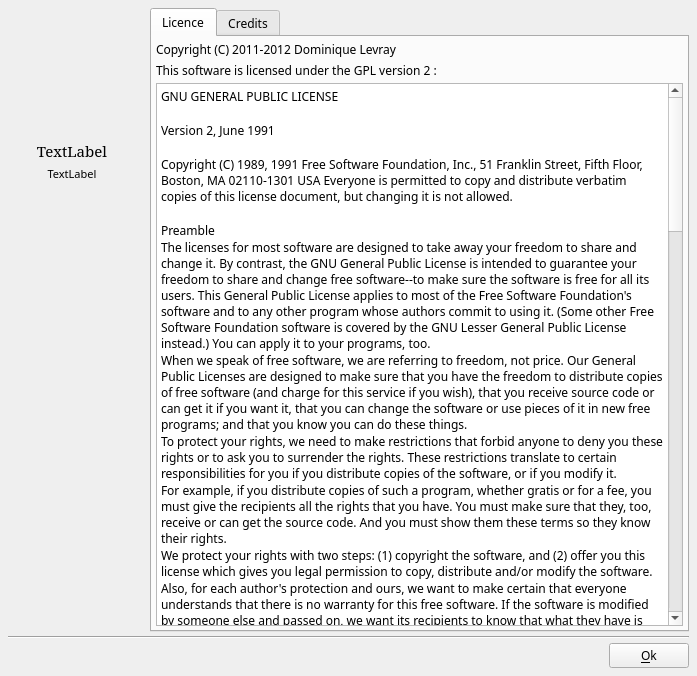
This is src/ffDiaporama/DlgAbout/DlgAbout.ui in boenki/ffdiaporama as Qt 5 draws it before an edit. The edited form follows.
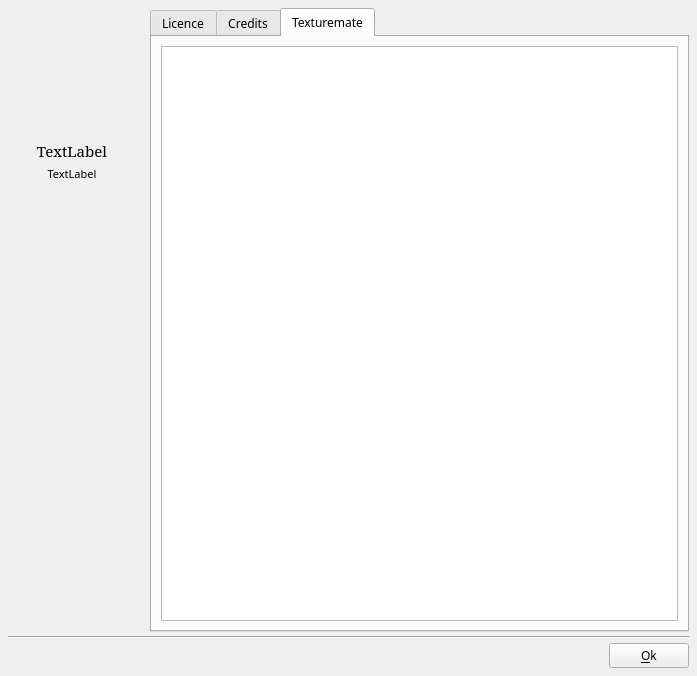
This is the edited form. Icons and pictures are not drawn.

Commit message: French version / Nouveautés : -Modifie les combo box de sélection d'une image depuis la librairie de fond d'écran dans les boites Arriere plan et Texte -Ne conserve plus les images de la librairie en mémoire => passage en LULO comme les photos -Création de l'addon ffDiaporama-texturemate -Modifie la boite A propos de pour afficher le readme.txt de l'addon ffDiaporama-texturemate

Diff of the .ui file:
```diff
--- a/src/ffDiaporama/DlgAbout/DlgAbout.ui
+++ b/src/ffDiaporama/DlgAbout/DlgAbout.ui
@@ -86,7 +86,7 @@
        <item>
         <widget class="QTabWidget" name="tabWidget">
          <property name="currentIndex">
-          <number>0</number>
+          <number>2</number>
          </property>
          <widget class="QWidget" name="tab_2">
           <attribute name="title">
@@ -708,6 +708,20 @@
            </item>
           </layout>
          </widget>
+         <widget class="QWidget" name="Texturemate">
+          <attribute name="title">
+           <string>Texturemate</string>
+          </attribute>
+          <layout class="QVBoxLayout" name="verticalLayout_3">
+           <item>
+            <widget class="QTextEdit" name="TexturemateED">
+             <property name="readOnly">
+              <bool>true</bool>
+             </property>
+            </widget>
+           </item>
+          </layout>
+         </widget>
         </widget>
        </item>
       </layout>
```
The commit also changes 69 other files.
